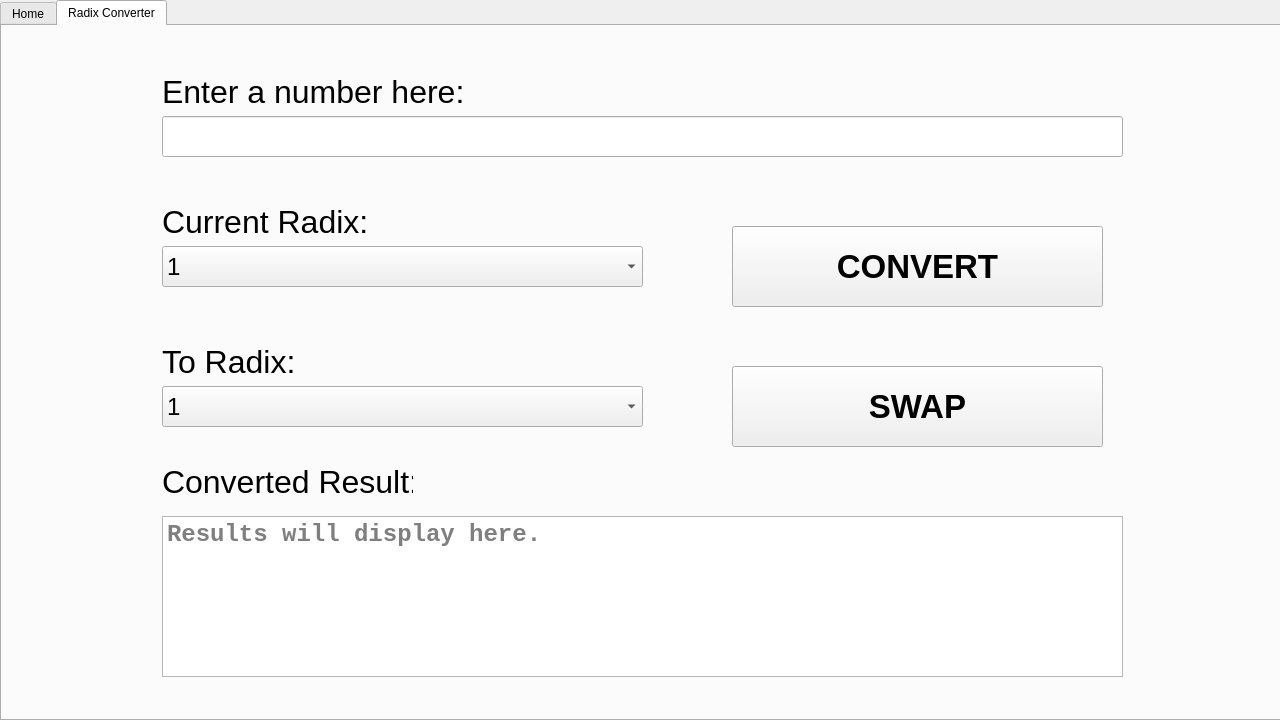
Old version of the form UI/src/toolboxal_ui.ui in the repository VJZ-Corp/Toolboxal.
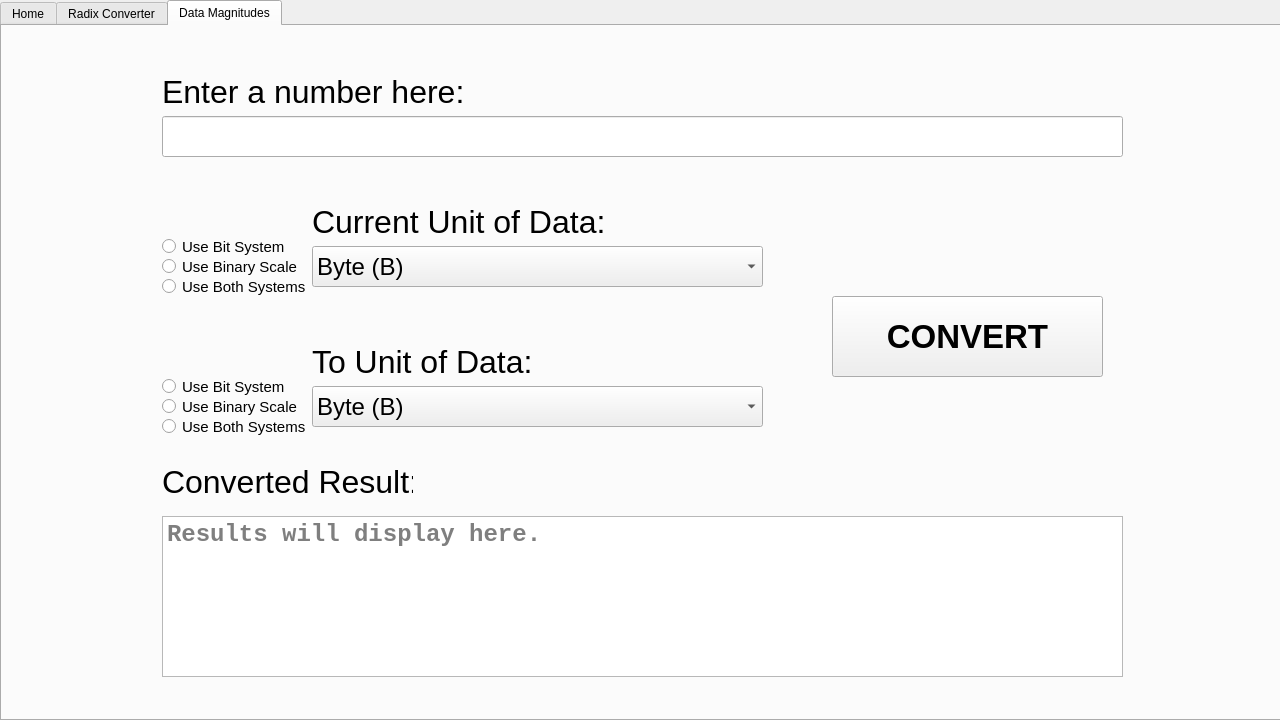
New version of the form. Icons and pictures are not drawn.

The edit to the form file:
```diff
--- a/UI/src/toolboxal_ui.ui
+++ b/UI/src/toolboxal_ui.ui
@@ -35,7 +35,7 @@
     </rect>
    </property>
    <property name="currentIndex">
-    <number>1</number>
+    <number>2</number>
    </property>
    <widget class="QWidget" name="tab">
     <attribute name="title">
@@ -257,11 +257,6 @@
      <property name="maxVisibleItems">
       <number>15</number>
      </property>
-     <item>
-      <property name="text">
-       <string>1</string>
-      </property>
-     </item>
      <item>
       <property name="text">
        <string>2 (Binary)</string>
@@ -458,11 +453,6 @@
      <property name="insertPolicy">
       <enum>QComboBox::InsertAtBottom</enum>
      </property>
-     <item>
-      <property name="text">
-       <string>1</string>
-      </property>
-     </item>
      <item>
       <property name="text">
        <string>2 (Binary)</string>
@@ -736,6 +726,419 @@
      </property>
     </widget>
    </widget>
+   <widget class="QWidget" name="tab_3">
+    <attribute name="title">
+     <string>Data Magnitudes</string>
+    </attribute>
+    <widget class="QLabel" name="label_41">
+     <property name="geometry">
+      <rect>
+       <x>310</x>
+       <y>180</y>
+       <width>301</width>
+       <height>31</height>
+      </rect>
+     </property>
+     <property name="font">
+      <font>
+       <pointsize>24</pointsize>
+      </font>
+     </property>
+     <property name="text">
+      <string>Current Unit of Data:</string>
+     </property>
+    </widget>
+    <widget class="QLabel" name="label_42">
+     <property name="geometry">
+      <rect>
+       <x>160</x>
+       <y>440</y>
+       <width>251</width>
+       <height>31</height>
+      </rect>
+     </property>
+     <property name="font">
+      <font>
+       <pointsize>24</pointsize>
+      </font>
+     </property>
+     <property name="text">
+      <string>Converted Result:</string>
+     </property>
+    </widget>
+    <widget class="QComboBox" name="inputMagnitude">
+     <property name="geometry">
+      <rect>
+       <x>310</x>
+       <y>220</y>
+       <width>451</width>
+       <height>41</height>
+      </rect>
+     </property>
+     <property name="font">
+      <font>
+       <pointsize>18</pointsize>
+      </font>
+     </property>
+     <property name="maxVisibleItems">
+      <number>9</number>
+     </property>
+     <item>
+      <property name="text">
+       <string>Byte (B)</string>
+      </property>
+     </item>
+     <item>
+      <property name="text">
+       <string>Kilobyte (KB)</string>
+      </property>
+     </item>
+     <item>
+      <property name="text">
+       <string>Megabyte (MB)</string>
+      </property>
+     </item>
+     <item>
+      <property name="text">
+       <string>Gigabyte (GB)</string>
+      </property>
+     </item>
+     <item>
+      <property name="text">
+       <string>Terabyte (TB)</string>
+      </property>
+     </item>
+     <item>
+      <property name="text">
+       <string>Petabyte (PB)</string>
+      </property>
+     </item>
+     <item>
+      <property name="text">
+       <string>Exabyte (EB) </string>
+      </property>
+     </item>
+     <item>
+      <property name="text">
+       <string>Zettabyte (ZB)</string>
+      </property>
+     </item>
+     <item>
+      <property name="text">
+       <string>Yottabyte (YB)</string>
+      </property>
+     </item>
+    </widget>
+    <widget class="QPushButton" name="convertMagnitude">
+     <property name="geometry">
+      <rect>
+       <x>830</x>
+       <y>270</y>
+       <width>271</width>
+       <height>81</height>
+      </rect>
+     </property>
+     <property name="font">
+      <font>
+       <pointsize>25</pointsize>
+       <bold>true</bold>
+      </font>
+     </property>
+     <property name="text">
+      <string>CONVERT</string>
+     </property>
+    </widget>
+    <widget class="QLabel" name="label_43">
+     <property name="geometry">
+      <rect>
+       <x>160</x>
+       <y>30</y>
+       <width>301</width>
+       <height>71</height>
+      </rect>
+     </property>
+     <property name="font">
+      <font>
+       <pointsize>24</pointsize>
+      </font>
+     </property>
+     <property name="text">
+      <string>Enter a number here:</string>
+     </property>
+    </widget>
+    <widget class="QTextBrowser" name="outputData">
+     <property name="geometry">
+      <rect>
+       <x>160</x>
+       <y>490</y>
+       <width>961</width>
+       <height>161</height>
+      </rect>
+     </property>
+     <property name="font">
+      <font>
+       <family>Consolas</family>
+       <pointsize>18</pointsize>
+       <italic>false</italic>
+       <bold>true</bold>
+      </font>
+     </property>
+     <property name="frameShape">
+      <enum>QFrame::StyledPanel</enum>
+     </property>
+     <property name="lineWrapMode">
+      <enum>QTextEdit::FixedColumnWidth</enum>
+     </property>
+     <property name="lineWrapColumnOrWidth">
+      <number>960</number>
+     </property>
+     <property name="html">
+      <string>&lt;!DOCTYPE HTML PUBLIC &quot;-//W3C//DTD HTML 4.0//EN&quot; &quot;http://www.w3.org/TR/REC-html40/strict.dtd&quot;&gt;
+&lt;html&gt;&lt;head&gt;&lt;meta name=&quot;qrichtext&quot; content=&quot;1&quot; /&gt;&lt;meta charset=&quot;utf-8&quot; /&gt;&lt;style type=&quot;text/css&quot;&gt;
+p, li { white-space: pre-wrap; }
+&lt;/style&gt;&lt;/head&gt;&lt;body style=&quot; font-family:'Consolas'; font-size:18pt; font-weight:700; font-style:normal;&quot;&gt;
+&lt;p style=&quot;-qt-paragraph-type:empty; margin-top:0px; margin-bottom:0px; margin-left:0px; margin-right:0px; -qt-block-indent:0; text-indent:0px; font-size:16pt; font-weight:400;&quot;&gt;&lt;br /&gt;&lt;/p&gt;&lt;/body&gt;&lt;/html&gt;</string>
+     </property>
+     <property name="textInteractionFlags">
+      <set>Qt::LinksAccessibleByKeyboard|Qt::LinksAccessibleByMouse|Qt::TextBrowserInteraction|Qt::TextSelectableByKeyboard|Qt::TextSelectableByMouse</set>
+     </property>
+     <property name="placeholderText">
+      <string>Results will display here.</string>
+     </property>
+    </widget>
+    <widget class="QLabel" name="label_44">
+     <property name="geometry">
+      <rect>
+       <x>310</x>
+       <y>320</y>
+       <width>221</width>
+       <height>31</height>
+      </rect>
+     </property>
+     <property name="font">
+      <font>
+       <pointsize>24</pointsize>
+      </font>
+     </property>
+     <property name="text">
+      <string>To Unit of Data:</string>
+     </property>
+    </widget>
+    <widget class="QLineEdit" name="inputData">
+     <property name="geometry">
+      <rect>
+       <x>160</x>
+       <y>90</y>
+       <width>961</width>
+       <height>41</height>
+      </rect>
+     </property>
+     <property name="font">
+      <font>
+       <family>Courier</family>
+       <pointsize>20</pointsize>
+      </font>
+     </property>
+    </widget>
+    <widget class="QRadioButton" name="inputUseBinary">
+     <property name="geometry">
+      <rect>
+       <x>160</x>
+       <y>230</y>
+       <width>161</width>
+       <height>21</height>
+      </rect>
+     </property>
+     <property name="font">
+      <font>
+       <pointsize>11</pointsize>
+      </font>
+     </property>
+     <property name="text">
+      <string>Use Binary Scale</string>
+     </property>
+     <property name="autoExclusive">
+      <bool>false</bool>
+     </property>
+    </widget>
+    <widget class="QRadioButton" name="inputUseBit">
+     <property name="geometry">
+      <rect>
+       <x>160</x>
+       <y>210</y>
+       <width>161</width>
+       <height>21</height>
+      </rect>
+     </property>
+     <property name="font">
+      <font>
+       <pointsize>11</pointsize>
+      </font>
+     </property>
+     <property name="text">
+      <string>Use Bit System</string>
+     </property>
+     <property name="checkable">
+      <bool>true</bool>
+     </property>
+     <property name="checked">
+      <bool>false</bool>
+     </property>
+     <property name="autoExclusive">
+      <bool>false</bool>
+     </property>
+    </widget>
+    <widget class="QComboBox" name="outputMagnitude">
+     <property name="geometry">
+      <rect>
+       <x>310</x>
+       <y>360</y>
+       <width>451</width>
+       <height>41</height>
+      </rect>
+     </property>
+     <property name="font">
+      <font>
+       <pointsize>18</pointsize>
+      </font>
+     </property>
+     <property name="maxVisibleItems">
+      <number>9</number>
+     </property>
+     <item>
+      <property name="text">
+       <string>Byte (B)</string>
+      </property>
+     </item>
+     <item>
+      <property name="text">
+       <string>Kilobyte (KB)</string>
+      </property>
+     </item>
+     <item>
+      <property name="text">
+       <string>Megabyte (MB)</string>
+      </property>
+     </item>
+     <item>
+      <property name="text">
+       <string>Gigabyte (GB)</string>
+      </property>
+     </item>
+     <item>
+      <property name="text">
+       <string>Terabyte (TB)</string>
+      </property>
+     </item>
+     <item>
+      <property name="text">
+       <string>Petabyte (PB)</string>
+      </property>
+     </item>
+     <item>
+      <property name="text">
+       <string>Exabyte (EB) </string>
+      </property>
+     </item>
+     <item>
+      <property name="text">
+       <string>Zettabyte (ZB)</string>
+      </property>
+     </item>
+     <item>
+      <property name="text">
+       <string>Yottabyte (YB)</string>
+      </property>
+     </item>
+    </widget>
+    <widget class="QRadioButton" name="inputUseBoth">
+     <property name="geometry">
+      <rect>
+       <x>160</x>
+       <y>250</y>
+       <width>161</width>
+       <height>21</height>
+      </rect>
+     </property>
+     <property name="font">
+      <font>
+       <pointsize>11</pointsize>
+      </font>
+     </property>
+     <property name="text">
+      <string>Use Both Systems</string>
+     </property>
+     <property name="autoExclusive">
+      <bool>false</bool>
+     </property>
+    </widget>
+    <widget class="QRadioButton" name="outputUseBinary">
+     <property name="geometry">
+      <rect>
+       <x>160</x>
+       <y>370</y>
+       <width>161</width>
+       <height>21</height>
+      </rect>
+     </property>
+     <property name="font">
+      <font>
+       <pointsize>11</pointsize>
+      </font>
+     </property>
+     <property name="text">
+      <string>Use Binary Scale</string>
+     </property>
+     <property name="autoExclusive">
+      <bool>false</bool>
+     </property>
+    </widget>
+    <widget class="QRadioButton" name="outputUseBit">
+     <property name="geometry">
+      <rect>
+       <x>160</x>
+       <y>350</y>
+       <width>161</width>
+       <height>21</height>
+      </rect>
+     </property>
+     <property name="font">
+      <font>
+       <pointsize>11</pointsize>
+      </font>
+     </property>
+     <property name="text">
+      <string>Use Bit System</string>
+     </property>
+     <property name="checked">
+      <bool>false</bool>
+     </property>
+     <property name="autoExclusive">
+      <bool>false</bool>
+     </property>
+    </widget>
+    <widget class="QRadioButton" name="outputUseBoth">
+     <property name="geometry">
+      <rect>
+       <x>160</x>
+       <y>390</y>
+       <width>161</width>
+       <height>21</height>
+      </rect>
+     </property>
+     <property name="font">
+      <font>
+       <pointsize>11</pointsize>
+      </font>
+     </property>
+     <property name="text">
+      <string>Use Both Systems</string>
+     </property>
+     <property name="autoExclusive">
+      <bool>false</bool>
+     </property>
+    </widget>
+   </widget>
   </widget>
  </widget>
  <layoutdefault spacing="6" margin="11"/>
```
